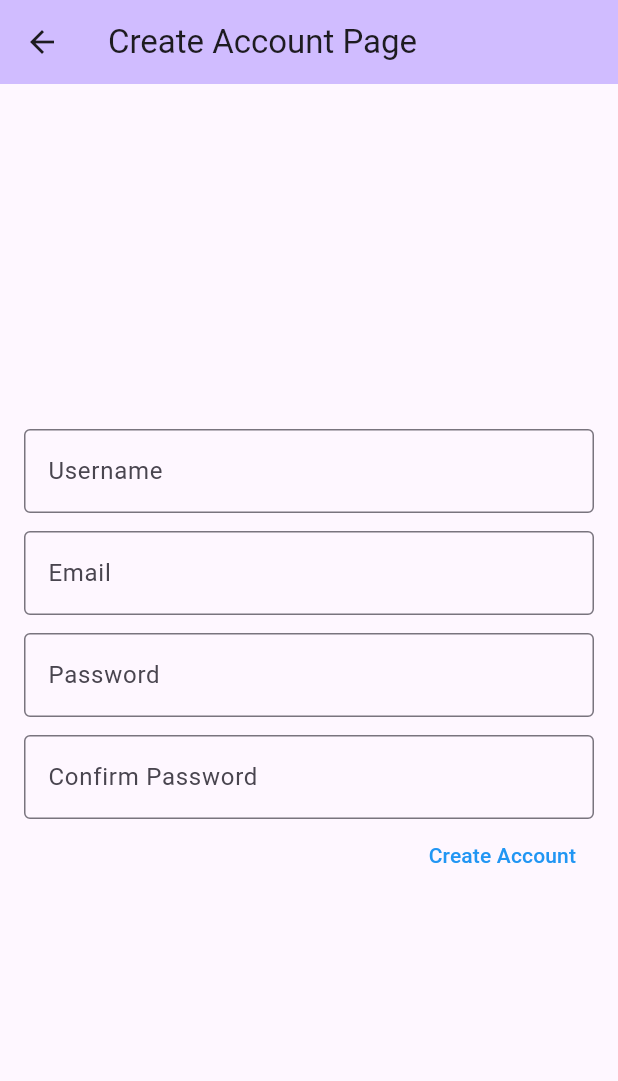
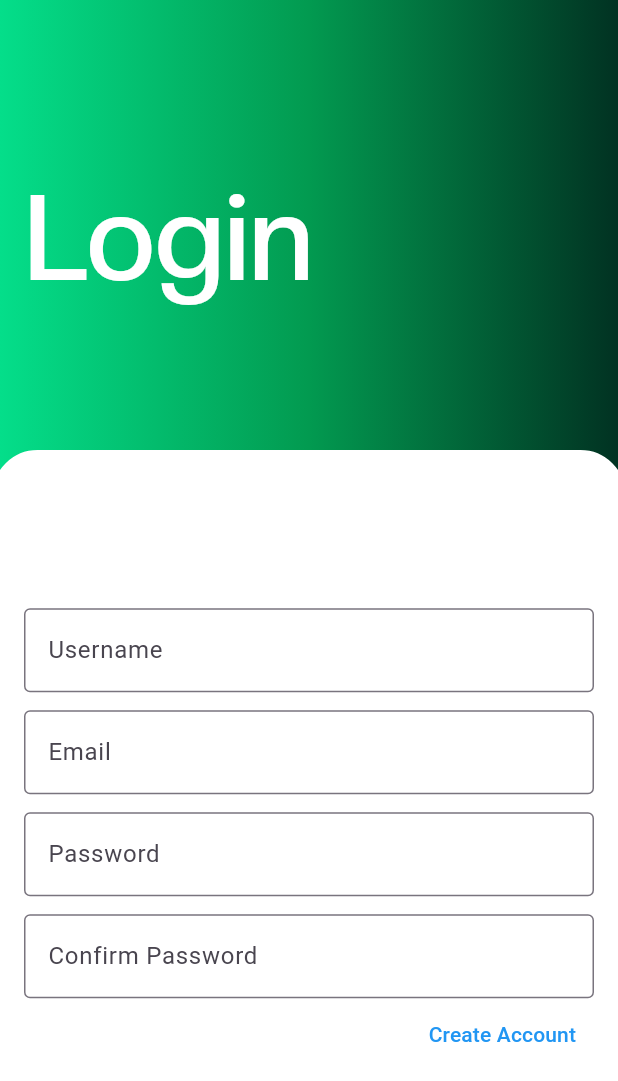
Before and after one commit to marcsaffold17/GetFitApp, a Flutter app: the screen it shows after launch, after a tap on "Create Account", on a phone screen of 412 x 824 dp. Shown: the top 1081 px of the screen. Run offline on Flutter 3.47's test engine with Material 3 defaults, Android fonts, the phone set to English and light mode, and no system bars; our stand-ins replace cloud_firestore, firebase_core; accounts and stored records are empty.

Commit message:
started working on login page

```diff
--- a/get_fit_app/lib/view/login_view.dart
+++ b/get_fit_app/lib/view/login_view.dart
@@ -11,7 +11,8 @@ class LoginButtonPage extends StatelessWidget {
       body: Container(
         decoration: const BoxDecoration(
           gradient: LinearGradient(
-            colors: [Color.fromARGB(255, 4, 222, 138), Color.fromARGB(255, 2, 154, 80), Color.fromARGB(255, 1, 50, 34)], // Gradient colors
+            colors: [Color.fromARGB(255, 4, 222, 138), Color.fromARGB(255, 2, 154, 80), Color.fromARGB(255, 1, 50, 34)],
+            //colors: [Color.fromARGB(255, 67, 66, 66), Color.fromARGB(255, 189, 172, 172), Color.fromARGB(255, 60, 60, 61)],
             begin: Alignment.centerLeft, // Start position
             end: Alignment.centerRight, // End position
           ),
@@ -28,11 +29,6 @@ class LoginButtonPage extends StatelessWidget {
               ),
             ),
             const Divider(height: 20, thickness: 7, indent: 30, endIndent: 30, color: Color.fromARGB(255, 255, 255, 255)),
-            // Image.asset(
-            //   'assets/images/Dumbell.png',
-            //   height: 300,
-            //   width: 300,
-            //   ),
             SizedBox(height: 100),
             ElevatedButton(
               onPressed: () {
@@ -230,17 +226,53 @@ class CreateAccountPage extends State<MyCreateAccountPage>
   @override
 Widget build(BuildContext context) {
   return Scaffold(
-      appBar: AppBar(
-        backgroundColor: Theme.of(context).colorScheme.inversePrimary,
-        title: Text(widget.title),
+      body: Stack(
+      children: [
+        Container(
+        decoration: const BoxDecoration(
+          gradient: LinearGradient(
+            colors: [Color.fromARGB(255, 4, 222, 138), Color.fromARGB(255, 2, 154, 80), Color.fromARGB(255, 1, 50, 34)],
+            begin: Alignment.centerLeft,
+            end: Alignment.centerRight,
           ),
-      body:
+        ),
+        ),
+        Positioned(
+          left: -5,
+          right: -5,
+          top: 300,
+          bottom: -15,
+          child: Container(
+            height: 100,
+            width: 100,
+            decoration: BoxDecoration(
+              shape: BoxShape.rectangle,
+              color: Color.fromARGB(255, 255, 255, 255),
+              border: Border.all(width: 5.0, color: Colors.white),
+              borderRadius: BorderRadius.all(
+                Radius.circular(30.0),
+              ),
+            ),
+          ),
+        ),
         Padding(
           padding: const EdgeInsets.all(16.0),
           child: Column(
             mainAxisAlignment: MainAxisAlignment.center,
             crossAxisAlignment: CrossAxisAlignment.end,
             children: [
+              Align(
+                  alignment: Alignment.topLeft, // Change to Alignment.topLeft, bottomRight, etc.
+                  child: RichText(
+                    text: TextSpan(
+                      style: TextStyle(fontFamily: 'Voguella', fontSize: 80, color: const Color.fromARGB(255, 255, 255, 255)),
+                      children: const <TextSpan>[
+                        TextSpan(text: 'Login'),
+                      ],
+                    ),
+                  ),
+              ),
+              SizedBox(height: 200),
               TextField(
                 controller: userNameText,
                 decoration: const InputDecoration(
@@ -282,6 +314,8 @@ class CreateAccountPage extends State<MyCreateAccountPage>
             ],
           ),
         ),
+      ],
+    ),
   );
 }
     }
```
Lines whose indentation alone changed are shown as unchanged.
